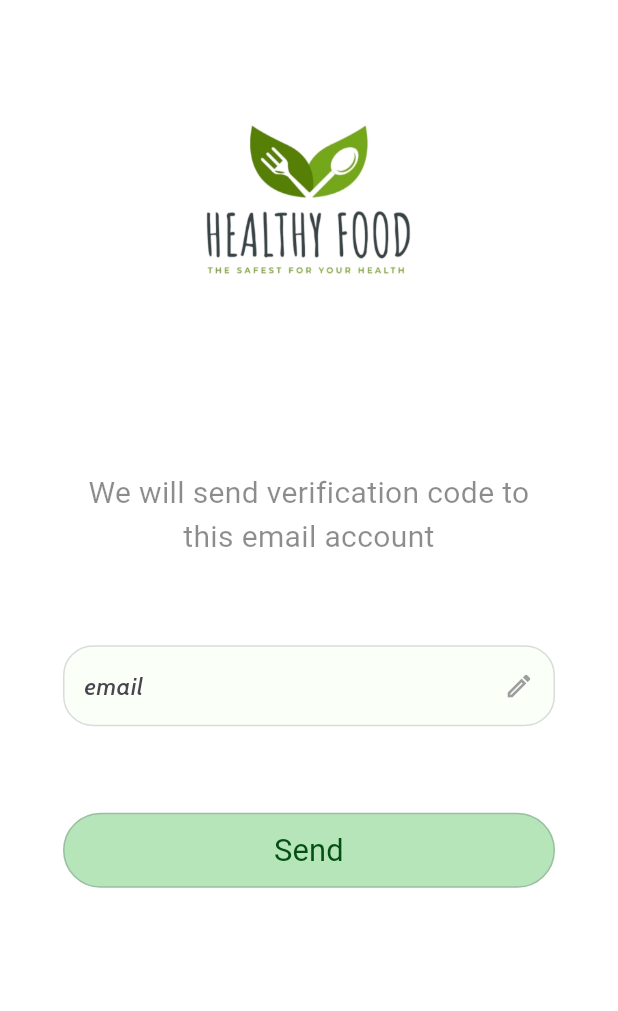
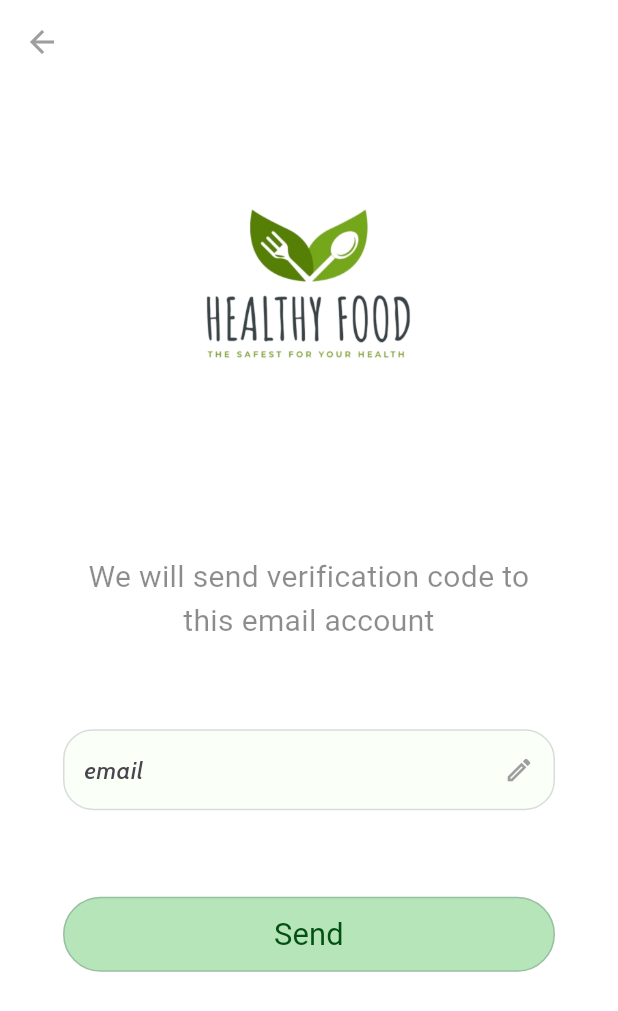
Before and after one commit to nada660/Healthy_food_app, a Flutter app: the ForgetPassword screen opened by its route, on a phone screen of 412 x 824 dp. Shown: the top 1011 px of the screen. Run offline on Flutter 3.47's test engine with Material 3 defaults, Android fonts, the phone set to English and light mode, and no system bars; drawn by our look-alikes of flutter_animate; our stand-ins replace flutter_svg, get, google_fonts, otp_text_field; Roboto replaces fonts that are missing (Montaga).

Commit message:
solve problem

```diff
--- a/lib/controller/auth/forgetpasswordcontroller.dart
+++ b/lib/controller/auth/forgetpasswordcontroller.dart
@@ -33,6 +33,9 @@ class ForgotPasswordControllerImp extends ForgotPasswordController{
       print("Not Valid");
     }
   }
+  goToBack(){
+    Get.offNamed(AppRoute.login);
+  }
   goToAuthCode() {
     Get.offNamed(AppRoute.authcode);
   }
--- a/lib/controller/auth/signup_controller.dart
+++ b/lib/controller/auth/signup_controller.dart
@@ -36,7 +36,7 @@ class SignUpControllerImp extends SignUpController {
   }
 
   goToLogin() {
-    Get.toNamed(AppRoute.login);
+    Get.offNamed(AppRoute.login);
   }
 
   @override
--- a/lib/core/class/incorrectdialog.dart
+++ b/lib/core/class/incorrectdialog.dart
@@ -2,6 +2,7 @@ import 'package:flutter/material.dart';
 import 'package:get/get.dart';
 import 'package:google_fonts/google_fonts.dart';
 import 'package:healthy_food/core/constant/color.dart';
+import 'package:flutter_animate/flutter_animate.dart';
 
 class IncorrectDialog extends GetxController{
 
@@ -69,7 +70,7 @@ class IncorrectDialog extends GetxController{
               ),
             ),
           ],
-        ),
+        ).animate().scaleXY(delay: 100.ms),
       ),
     );
     return Future.value(true);
--- a/lib/core/class/logoutdialog.dart
+++ b/lib/core/class/logoutdialog.dart
@@ -2,6 +2,7 @@ import 'package:flutter/material.dart';
 import 'package:get/get.dart';
 import 'package:google_fonts/google_fonts.dart';
 import 'package:healthy_food/core/constant/color.dart';
+import 'package:flutter_animate/flutter_animate.dart';
 
 class LogoutDialog extends GetxController{
 
@@ -101,7 +102,7 @@ class LogoutDialog extends GetxController{
                     'assets/images/log_out_12.png'),
               )
             ],
-          ),
+          ).animate().scaleXY(delay: 100.ms),
         ),
 
     );
--- a/lib/core/class/successdialog.dart
+++ b/lib/core/class/successdialog.dart
@@ -2,6 +2,7 @@ import 'package:flutter/material.dart';
 import 'package:get/get.dart';
 import 'package:google_fonts/google_fonts.dart';
 import 'package:healthy_food/core/constant/color.dart';
+import 'package:flutter_animate/flutter_animate.dart';
 
 class SuccessDialog extends GetxController{
   final gradient = LinearGradient(
@@ -106,7 +107,7 @@ class SuccessDialog extends GetxController{
               ),
             ),
           ],
-        ),
+        ).animate().scaleXY(delay: 100.ms),
       ),
     );
     return Future.value(true);
--- a/lib/core/class/wrongmessagedialog.dart
+++ b/lib/core/class/wrongmessagedialog.dart
@@ -2,6 +2,7 @@ import 'package:flutter/material.dart';
 import 'package:get/get.dart';
 import 'package:google_fonts/google_fonts.dart';
 import 'package:healthy_food/core/constant/color.dart';
+import 'package:flutter_animate/flutter_animate.dart';
 
 class WrongMessageDialog extends GetxController{
 
@@ -91,7 +92,7 @@ class WrongMessageDialog extends GetxController{
                   'assets/images/ellipse_3.png'),
             )
           ],
-        ),
+        ).animate().scaleXY(delay: 100.ms),
       ),
     );
     return Future.value(true);
--- a/lib/view/screen/authenticated.dart
+++ b/lib/view/screen/authenticated.dart
@@ -4,11 +4,11 @@ import 'package:get/get.dart';
 import 'package:google_fonts/google_fonts.dart';
 import 'package:otp_text_field/otp_field.dart';
 import 'package:otp_text_field/style.dart';
-
 import '../../controller/auth/verfycode_controller.dart';
 import '../../core/class/logoutdialog.dart';
 import '../../core/constant/color.dart';
 import '../../core/shared/matButton.dart';
+import 'package:flutter_animate/flutter_animate.dart';
 
 class Authenticated extends StatelessWidget {
   const Authenticated({super.key});
@@ -170,7 +170,7 @@ class Authenticated extends StatelessWidget {
                 ),
               ),
             ],
-          )
+          ).animate().shimmer(duration: const Duration(seconds: 1)).fadeIn(delay: 100.ms,curve: Curves.easeInCirc)
         ]),
       ),
     ),);
--- a/lib/view/screen/forgetpassword.dart
+++ b/lib/view/screen/forgetpassword.dart
@@ -1,11 +1,10 @@
 import 'package:flutter/material.dart';
 import 'package:get/get.dart';
 import 'package:healthy_food/controller/auth/forgetpasswordcontroller.dart';
-
-import '../../controller/auth/login_controller.dart';
 import '../../core/constant/color.dart';
 import '../../core/shared/customTextFormField.dart';
 import '../../core/shared/matButton.dart';
+import 'package:flutter_animate/flutter_animate.dart';
 
 class ForgetPassword extends StatelessWidget {
   @override
@@ -13,7 +12,14 @@ class ForgetPassword extends StatelessWidget {
     Get.lazyPut(() => ForgotPasswordControllerImp());
     double height = MediaQuery.of(context).size.height;
     double width = MediaQuery.of(context).size.width;
-    return Scaffold(
+    return GetBuilder<ForgotPasswordControllerImp>(builder: (controller) => Scaffold(
+          appBar: AppBar(
+            backgroundColor: AppColor.backgroundcolor,
+            leading: IconButton(onPressed: (){
+              controller.goToBack();
+            }, icon: Icon(Icons.arrow_back),
+              color: Colors.grey,),
+          ),
           body: Stack(
         children: [
           Container(
@@ -24,8 +30,7 @@ class ForgetPassword extends StatelessWidget {
             ),
           ),
           SingleChildScrollView(
-            child: GetBuilder<ForgotPasswordControllerImp>(
-          builder: (controller) => Form(
+              child:  Form(
               key: controller.formstate,
               child: Container(
                 child: Padding(
@@ -68,10 +73,11 @@ class ForgetPassword extends StatelessWidget {
                         ),
                       ]),
                 ),
+              ).animate().shimmer(duration: const Duration(seconds: 1)).fadeIn(delay: 100.ms,curve: Curves.easeOut),
             ),
-          ),
-        ))
+          )
         ],
-    ));
+      )),
+    );
   }
 }
--- a/lib/view/screen/login.dart
+++ b/lib/view/screen/login.dart
@@ -10,6 +10,7 @@ import '../../controller/auth/login_controller.dart';
 import '../../core/constant/routes.dart';
 import '../../core/shared/customTextFormField.dart';
 import '../../core/shared/matButton.dart';
+import 'package:flutter_animate/flutter_animate.dart';
 
 class Login extends StatelessWidget {
   @override
@@ -182,7 +183,7 @@ class Login extends StatelessWidget {
                     ],
                   ),
                 ),
-              ),
+              ).animate().shimmer(duration: const Duration(seconds: 1)).fadeIn(delay: 100.ms,curve: Curves.easeOut).then().slideX(),
             ),
           )),
           Column(children: [
--- a/lib/view/screen/signup.dart
+++ b/lib/view/screen/signup.dart
@@ -5,10 +5,10 @@ import 'package:google_fonts/google_fonts.dart';
 import 'package:flutter_svg/flutter_svg.dart';
 import '../../controller/auth/signup_controller.dart';
 import '../../core/constant/color.dart';
-import '../../core/constant/routes.dart';
 import '../../core/functions/validinput.dart';
 import '../../core/shared/customTextFormField.dart';
 import '../../core/shared/matButton.dart';
+import 'package:flutter_animate/flutter_animate.dart';
 
 class SignUp extends StatelessWidget {
   @override
@@ -224,7 +224,7 @@ class SignUp extends StatelessWidget {
                     ],
                   ),
                 ),
-              ),
+              ).animate().shimmer(duration: const Duration(seconds: 1)).fadeIn(delay: 100.ms,curve: Curves.easeOut).then().slideX(),
             ),
           )),
           Column(children: [
--- a/pubspec.yaml
+++ b/pubspec.yaml
@@ -44,6 +44,8 @@ dev_dependencies:
   flutter_svg: ^2.0.10+1
   otp_text_field: 1.1.3
   flutter_launcher_icons: "^0.13.1"
+  animations: ^2.0.11
+  flutter_animate: ^4.5.0
 
 flutter_launcher_icons:
   android: "launcher_icon"
```
Also changed, not shown: lib/view/screen/splachscreenview.dart (+14 -10 lines), pubspec.lock. Lines whose indentation alone changed are shown as unchanged.
